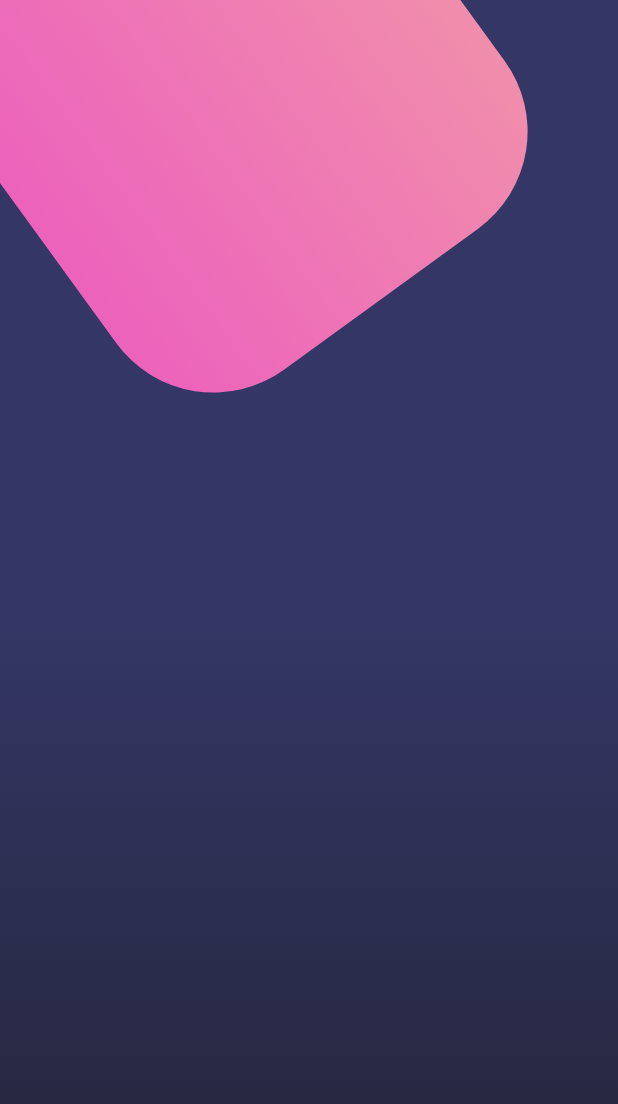
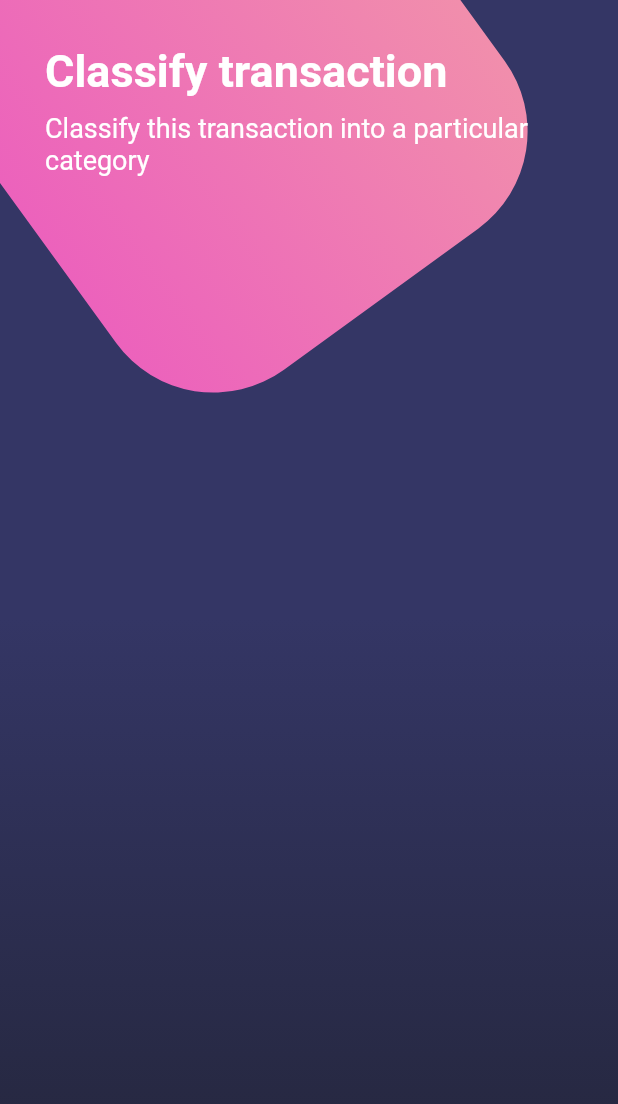
Before and after one commit to Danaes/dise-o-flutter, a Flutter app: the screen it shows after launch, on a phone screen of 412 x 824 dp. Shown: the top 1104 px of the screen. Run offline on Flutter 3.47's test engine with Material 2 defaults, Android fonts, the phone set to English and light mode, and no system bars.

```diff
--- a/lib/main.dart
+++ b/lib/main.dart
@@ -1,13 +1,20 @@
+import 'package:flutter/material.dart';
+import 'package:flutter/services.dart';
+
 import 'package:diseno/src/pages/basico_page.dart';
 import 'package:diseno/src/pages/botones_page.dart';
 import 'package:diseno/src/pages/scroll_page.dart';
-import 'package:flutter/material.dart';
 
 void main() => runApp(MyApp());
 
 class MyApp extends StatelessWidget {
   @override
   Widget build(BuildContext context) {
+
+    SystemChrome.setSystemUIOverlayStyle( SystemUiOverlayStyle.light.copyWith(
+      statusBarColor: Colors.white30
+    ));
+
     return MaterialApp(
       debugShowCheckedModeBanner: false,
       title: 'Diseño',
--- a/lib/src/pages/botones_page.dart
+++ b/lib/src/pages/botones_page.dart
@@ -9,6 +9,13 @@ class BotonesPage extends StatelessWidget {
       body: Stack(
         children: <Widget>[
           _fondoApp(),
+          SingleChildScrollView(
+            child: Column(
+              children: <Widget>[
+                _titulos(),
+              ],
+            ),
+          )
         ],
       ),
     );
@@ -60,4 +67,24 @@ class BotonesPage extends StatelessWidget {
     );
 
   }
+
+  Widget _titulos() {
+
+    final title = TextStyle( color: Colors.white, fontSize: 30.0, fontWeight: FontWeight.bold );
+    final subtitle = TextStyle( color: Colors.white, fontSize: 18.0);
+
+    return SafeArea(
+      child: Container(
+        padding: EdgeInsets.all(30.0),
+        child: Column(
+          crossAxisAlignment: CrossAxisAlignment.start,
+          children: <Widget>[
+            Text('Classify transaction', style: title),
+            SizedBox( height: 10.0,),
+            Text('Classify this transaction into a particular category', style: subtitle)
+          ],
+        ),
+      ),
+    );
+  }
 }
```
